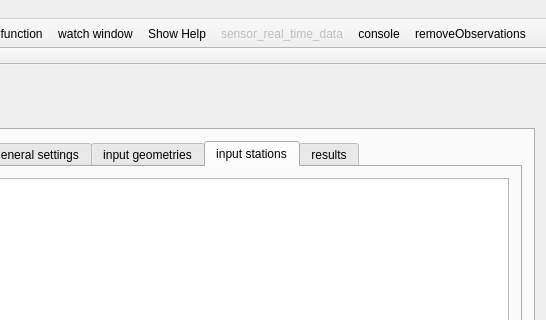
This is ui/mainwindow.ui in OpenIndy/OpenIndy as Qt 5 draws it before an edit; both pictures show x 535 to 1081 and y 0 to 320 of the 1081 by 657 pixel window. The edited form follows.
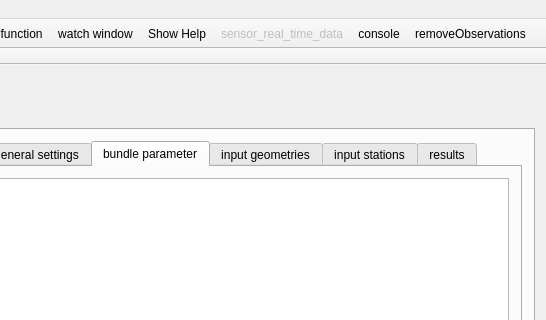
This is the edited form. The open tabs and pages were chosen to show the change. Icons and pictures are not drawn.

What changed in the file:
```diff
--- a/ui/mainwindow.ui
+++ b/ui/mainwindow.ui
@@ -275,7 +275,7 @@
               </sizepolicy>
              </property>
              <property name="currentIndex">
-              <number>2</number>
+              <number>1</number>
              </property>
              <widget class="QWidget" name="tab_bundleGeneralSettings">
               <attribute name="title">
@@ -360,6 +360,16 @@
                </item>
               </layout>
              </widget>
+             <widget class="QWidget" name="tab_bundleparameter">
+              <attribute name="title">
+               <string>bundle parameter</string>
+              </attribute>
+              <layout class="QGridLayout" name="gridLayout_8">
+               <item row="0" column="0">
+                <widget class="QTableView" name="tableView_bundleParameter"/>
+               </item>
+              </layout>
+             </widget>
              <widget class="QWidget" name="tab_bundleInputGeometries">
               <attribute name="title">
                <string>input geometries</string>
```
